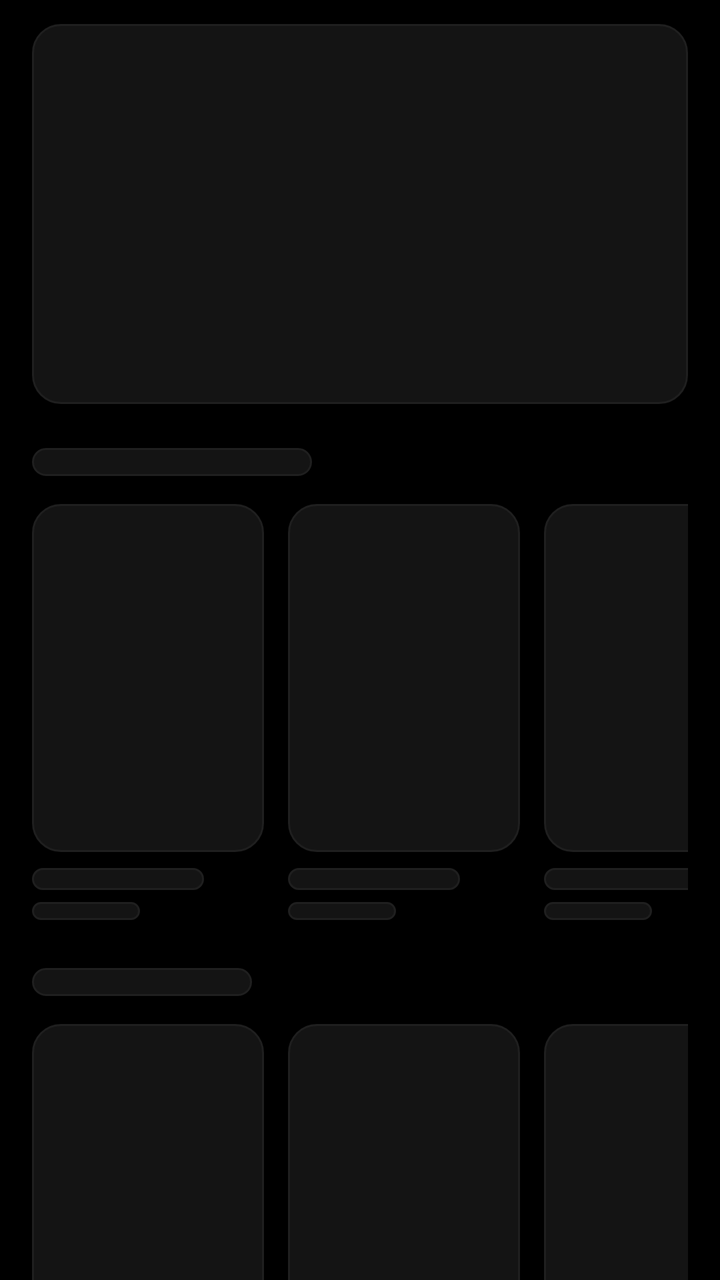
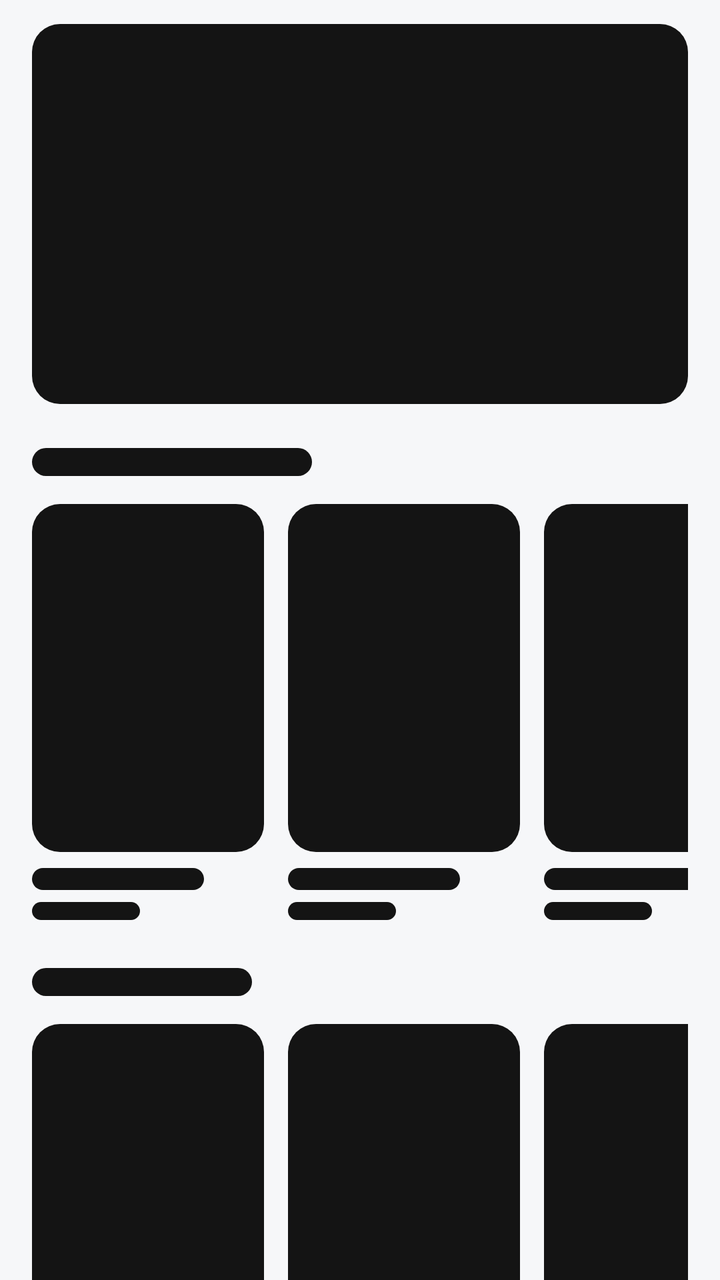

Compare the two renders of this Android layout. The source of the first and the diff that turns it into the second are given below.
<!-- AndroidManifest.xml: application theme Theme.Filigram -->
<!-- res/layout/view_skeleton_home.xml -->
<?xml version="1.0" encoding="utf-8"?>
<LinearLayout xmlns:android="http://schemas.android.com/apk/res/android"
    android:layout_width="match_parent"
    android:layout_height="match_parent"
    android:background="@color/black"
    android:orientation="vertical"
    android:paddingStart="16dp"
    android:paddingTop="12dp"
    android:paddingEnd="16dp">

    <View
        android:layout_width="match_parent"
        android:layout_height="190dp"
        android:background="@drawable/bg_skeleton" />

    <View
        android:layout_width="140dp"
        android:layout_height="14dp"
        android:layout_marginTop="22dp"
        android:background="@drawable/bg_skeleton" />

    <LinearLayout
        android:layout_width="match_parent"
        android:layout_height="wrap_content"
        android:layout_marginTop="14dp"
        android:orientation="horizontal">

        <include layout="@layout/view_skeleton_card" />

        <include layout="@layout/view_skeleton_card" />

        <include layout="@layout/view_skeleton_card" />
    </LinearLayout>

    <View
        android:layout_width="110dp"
        android:layout_height="14dp"
        android:layout_marginTop="24dp"
        android:background="@drawable/bg_skeleton" />

    <LinearLayout
        android:layout_width="match_parent"
        android:layout_height="wrap_content"
        android:layout_marginTop="14dp"
        android:orientation="horizontal">

        <include layout="@layout/view_skeleton_card" />

        <include layout="@layout/view_skeleton_card" />

        <include layout="@layout/view_skeleton_card" />
    </LinearLayout>
</LinearLayout>
<!-- res/layout/view_skeleton_card.xml (included above) -->
<?xml version="1.0" encoding="utf-8"?>
<LinearLayout xmlns:android="http://schemas.android.com/apk/res/android"
    android:layout_width="116dp"
    android:layout_height="wrap_content"
    android:layout_marginEnd="12dp"
    android:orientation="vertical">

    <View
        android:layout_width="match_parent"
        android:layout_height="174dp"
        android:background="@drawable/bg_skeleton" />

    <View
        android:layout_width="86dp"
        android:layout_height="11dp"
        android:layout_marginTop="8dp"
        android:background="@drawable/bg_skeleton" />

    <View
        android:layout_width="54dp"
        android:layout_height="9dp"
        android:layout_marginTop="6dp"
        android:background="@drawable/bg_skeleton" />
</LinearLayout>
<!-- resources referenced by this layout -->
<resources>
  <color name="black">#000000</color>
  <!-- drawable bg_skeleton (drawable) -->
  <?xml version="1.0" encoding="utf-8"?>
  <shape xmlns:android="http://schemas.android.com/apk/res/android"
      android:shape="rectangle">
      <solid android:color="#141414" />
      <corners android:radius="14dp" />
      <stroke
          android:width="1dp"
          android:color="#1F1F1F" />
  </shape>
  <style name="Theme.Filigram" parent="Theme.Material3.DayNight.NoActionBar">
          <item name="colorPrimary">@color/gold</item>
          <item name="colorOnPrimary">@color/black</item>
          <item name="colorSurface">@color/black</item>
          <item name="colorOnSurface">#FFFFFF</item>
          <item name="colorSurfaceVariant">#1C1E22</item>
          <item name="colorOnSurfaceVariant">#B0B3B8</item>
          <item name="colorOutline">#2E3238</item>
          <item name="colorOutlineVariant">#1E2226</item>
          <item name="android:statusBarColor">@color/black</item>
          <item name="android:navigationBarColor">@color/black</item>
          <item name="android:windowBackground">@color/black</item>
          <item name="android:windowLightStatusBar">false</item>
          <item name="fontFamily">@font/yekan_bakh_regular</item>
          <item name="android:fontFamily">@font/yekan_bakh_regular</item>
  
          <item name="android:windowAnimationStyle">@style/Anim.Filigram.Window</item>
          <item name="bottomSheetDialogTheme">@style/Theme.Filigram.BottomSheetDialog</item>
      </style>
  <color name="gold">#FFFFFF</color>
  <style name="Anim.Filigram.Window" parent="@android:style/Animation.Activity">
          <item name="android:activityOpenEnterAnimation">@anim/fullscreen_enter</item>
          <item name="android:activityOpenExitAnimation">@anim/dialog_slide_down</item>
          <item name="android:activityCloseEnterAnimation">@anim/dialog_slide_up</item>
          <item name="android:activityCloseExitAnimation">@anim/fullscreen_exit</item>
          <item name="android:windowEnterAnimation">@anim/fullscreen_enter</item>
          <item name="android:windowExitAnimation">@anim/fullscreen_exit</item>
      </style>
  <style name="Theme.Filigram.BottomSheetDialog" parent="Theme.Design.BottomSheetDialog">
          <item name="bottomSheetStyle">@style/Widget.Filigram.BottomSheet.Modal</item>
          <item name="android:windowBackground">@android:color/transparent</item>
          <item name="android:colorBackground">@android:color/transparent</item>
          <item name="android:windowIsFloating">false</item>
          <item name="android:windowAnimationStyle">@style/Anim.Filigram.BottomSheet</item>
      </style>
  <style name="Widget.Filigram.BottomSheet.Modal" parent="Widget.Design.BottomSheet.Modal">
          <item name="android:background">@android:color/transparent</item>
          <item name="backgroundTint">@android:color/transparent</item>
          <item name="android:elevation">0dp</item>
          <item name="elevation">0dp</item>
      </style>
  <style name="Anim.Filigram.BottomSheet" parent="@android:style/Animation">
          <item name="android:windowEnterAnimation">@anim/dialog_slide_up</item>
          <item name="android:windowExitAnimation">@anim/dialog_slide_down</item>
      </style>
</resources>

<!-- the commit's change to res/layout/view_skeleton_home.xml (unified diff, before → after) -->
@@ -2,7 +2,7 @@
 <LinearLayout xmlns:android="http://schemas.android.com/apk/res/android"
     android:layout_width="match_parent"
     android:layout_height="match_parent"
-    android:background="@color/black"
+    android:background="@color/app_background"
     android:orientation="vertical"
     android:paddingStart="16dp"
     android:paddingTop="12dp"
<!-- resource entries referenced after the edit -->
@@ -1,36 +1,39 @@
 <!-- resources referenced by this layout -->
 <resources>
+  <color name="app_background">#F6F7F9</color>
   <color name="black">#000000</color>
+  <color name="surface">#FFFFFF</color>
+  <color name="text">#17181B</color>
+  <color name="surface_elevated">#F0F1F4</color>
+  <color name="muted">#555C68</color>
+  <color name="card_border">#DEE1E7</color>
   <!-- drawable bg_skeleton (drawable) -->
   <?xml version="1.0" encoding="utf-8"?>
   <shape xmlns:android="http://schemas.android.com/apk/res/android"
       android:shape="rectangle">
       <solid android:color="#141414" />
       <corners android:radius="14dp" />
-      <stroke
-          android:width="1dp"
-          android:color="#1F1F1F" />
   </shape>
   <style name="Theme.Filigram" parent="Theme.Material3.DayNight.NoActionBar">
           <item name="colorPrimary">@color/gold</item>
           <item name="colorOnPrimary">@color/black</item>
-          <item name="colorSurface">@color/black</item>
-          <item name="colorOnSurface">#FFFFFF</item>
-          <item name="colorSurfaceVariant">#1C1E22</item>
-          <item name="colorOnSurfaceVariant">#B0B3B8</item>
-          <item name="colorOutline">#2E3238</item>
-          <item name="colorOutlineVariant">#1E2226</item>
-          <item name="android:statusBarColor">@color/black</item>
-          <item name="android:navigationBarColor">@color/black</item>
-          <item name="android:windowBackground">@color/black</item>
-          <item name="android:windowLightStatusBar">false</item>
+          <item name="colorSurface">@color/surface</item>
+          <item name="colorOnSurface">@color/text</item>
+          <item name="colorSurfaceVariant">@color/surface_elevated</item>
+          <item name="colorOnSurfaceVariant">@color/muted</item>
+          <item name="colorOutline">@color/card_border</item>
+          <item name="colorOutlineVariant">@color/card_border</item>
+          <item name="android:statusBarColor">@color/app_background</item>
+          <item name="android:navigationBarColor">@color/app_background</item>
+          <item name="android:windowBackground">@color/app_background</item>
+          <item name="android:windowFullscreen">true</item>
           <item name="fontFamily">@font/yekan_bakh_regular</item>
           <item name="android:fontFamily">@font/yekan_bakh_regular</item>
   
           <item name="android:windowAnimationStyle">@style/Anim.Filigram.Window</item>
           <item name="bottomSheetDialogTheme">@style/Theme.Filigram.BottomSheetDialog</item>
       </style>
-  <color name="gold">#FFFFFF</color>
+  <color name="gold">#E50914</color>
   <style name="Anim.Filigram.Window" parent="@android:style/Animation.Activity">
           <item name="android:activityOpenEnterAnimation">@anim/fullscreen_enter</item>
           <item name="android:activityOpenExitAnimation">@anim/dialog_slide_down</item>
